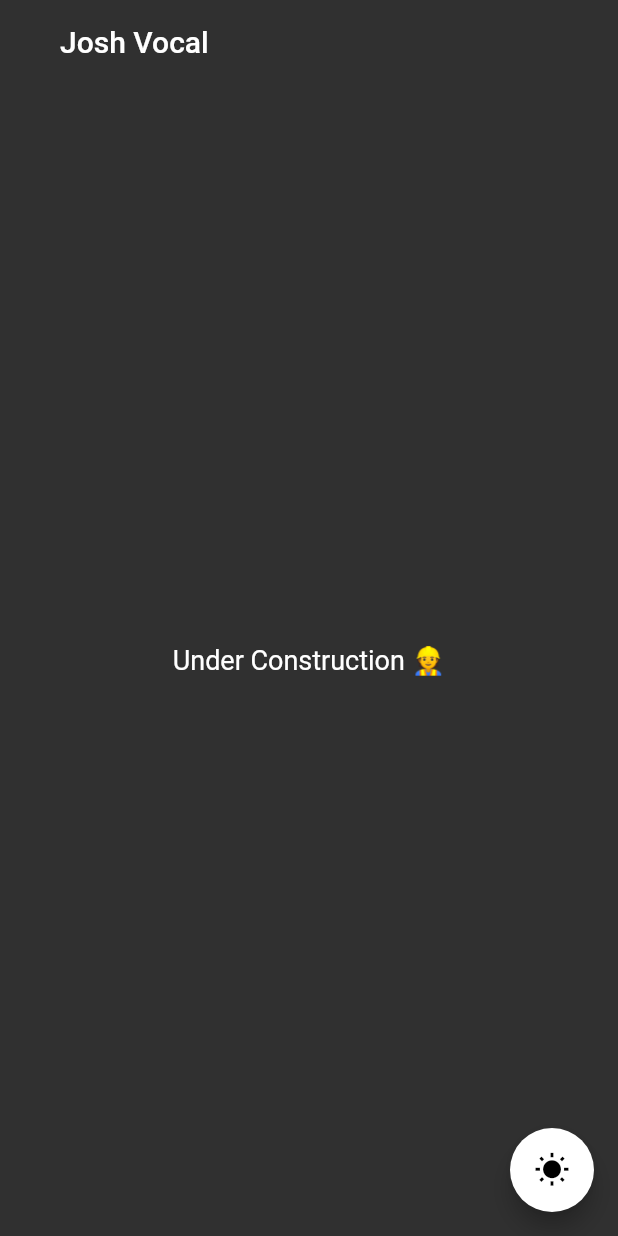
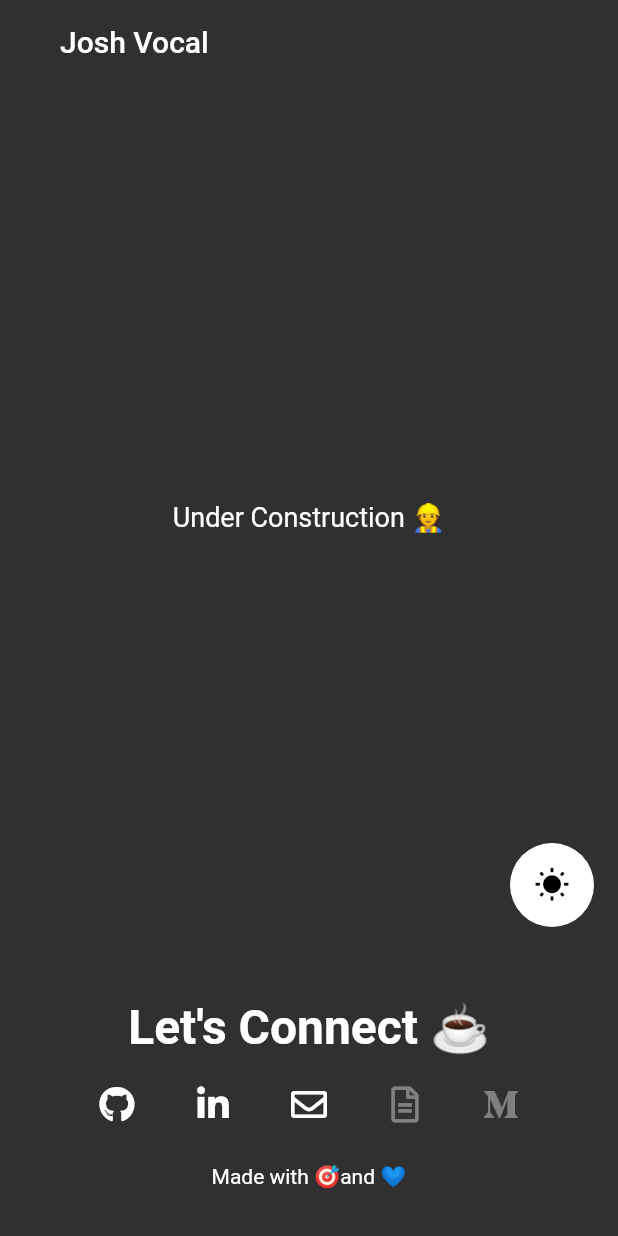
Before and after one commit to joshvocal/joshvocal.dev, a Flutter app: the screen it shows after launch, on a phone screen of 412 x 824 dp. Run offline on Flutter 3.47's test engine with Material 2 defaults, Android fonts, the light colour scheme and no system bars; our stand-ins replace font_awesome_flutter, shared_preferences, url_launcher_web; missing offline and left inert: shared_preferences_web.

Commit message:
Create footer

```diff
--- /dev/null
+++ b/lib/config/strings.dart
@@ -0,0 +1,3 @@
+final String kLinkedInUrl = "https://www.linkedin.com/in/joshvocal/";
+final String kGitHubUrl = "https://www.github.com/joshvocal";
+final String kEmailUrl = "mailto:<test@joshvocal.dev>";
--- a/lib/generated_plugin_registrant.dart
+++ b/lib/generated_plugin_registrant.dart
@@ -4,10 +4,12 @@
 import 'dart:ui';
 
 import 'package:shared_preferences_web/shared_preferences_web.dart';
+import 'package:url_launcher_web/url_launcher_web.dart';
 
 import 'package:flutter_web_plugins/flutter_web_plugins.dart';
 
 void registerPlugins(PluginRegistry registry) {
   SharedPreferencesPlugin.registerWith(registry.registrarFor(SharedPreferencesPlugin));
+  UrlLauncherPlugin.registerWith(registry.registrarFor(UrlLauncherPlugin));
   registry.registerMessageHandler();
 }
--- a/lib/main.dart
+++ b/lib/main.dart
@@ -26,7 +26,7 @@ class WebsiteApp extends StatelessWidget {
     final themeNotifier = Provider.of<ThemeNotifier>(context);
 
     return MaterialApp(
-      title: 'Flutter Demo',
+      title: 'Josh Vocal | Software Engineer',
       debugShowCheckedModeBanner: false,
       theme: themeNotifier.getTheme(),
       home: HomePage(title: 'Josh Vocal'),
--- a/lib/pages/home_page.dart
+++ b/lib/pages/home_page.dart
@@ -1,7 +1,8 @@
 import 'package:flutter/material.dart';
 import 'package:joshvocal_dev/config/themes.dart';
 import 'package:joshvocal_dev/providers/theme_notifier.dart';
-import 'package:joshvocal_dev/widgets/custom_app_bar.dart';
+import 'package:joshvocal_dev/widgets/app_bar_widget.dart';
+import 'package:joshvocal_dev/widgets/footer_widget.dart';
 import 'package:provider/provider.dart';
 
 class HomePage extends StatefulWidget {
@@ -22,7 +23,7 @@ class _HomePageState extends State<HomePage> {
     _darkTheme = (themeNotifier.getTheme() == darkTheme);
 
     return Scaffold(
-      appBar: CustomAppBar(
+      appBar: AppBarWidget(
         widget.title,
       ),
       body: Center(
@@ -38,7 +39,9 @@ class _HomePageState extends State<HomePage> {
           ],
         ),
       ),
+      bottomNavigationBar: FooterWidget(),
       floatingActionButton: FloatingActionButton(
+        elevation: 0,
         onPressed: () {
           themeNotifier.setTheme(lightTheme);
           themeNotifier.onThemeChanged(!_darkTheme, themeNotifier);
--- a/lib/widgets/custom_app_bar.dart
+++ b/lib/widgets/app_bar_widget.dart
@@ -1,7 +1,7 @@
 import 'package:flutter/material.dart';
 
-class CustomAppBar extends StatelessWidget implements PreferredSizeWidget {
-  CustomAppBar(
+class AppBarWidget extends StatelessWidget implements PreferredSizeWidget {
+  AppBarWidget(
     this.title,
   );
 
--- /dev/null
+++ b/lib/widgets/footer_widget.dart
@@ -0,0 +1,65 @@
+import 'package:flutter/material.dart';
+import 'package:font_awesome_flutter/font_awesome_flutter.dart';
+import 'package:joshvocal_dev/config/strings.dart';
+import 'package:url_launcher/url_launcher.dart';
+
+class FooterWidget extends StatelessWidget {
+  @override
+  Widget build(BuildContext context) {
+    return Container(
+      padding: EdgeInsets.all(32),
+      child: Column(
+        mainAxisSize: MainAxisSize.min,
+        children: <Widget>[
+          Padding(
+            padding: EdgeInsets.only(
+              left: 0,
+              right: 0,
+              top: 0,
+              bottom: 8,
+            ),
+            child: Text(
+              'Let\'s Connect ☕️',
+              style: TextStyle(
+                fontSize: 32,
+                fontWeight: FontWeight.bold,
+              ),
+            ),
+          ),
+          Padding(
+            child: Wrap(
+              spacing: 16.0,
+              children: <Widget>[
+                IconButton(
+                  icon: Icon(FontAwesomeIcons.github),
+                  onPressed: () => launch(kGitHubUrl),
+                ),
+                IconButton(
+                  icon: Icon(FontAwesomeIcons.linkedinIn),
+                  onPressed: () => launch(kLinkedInUrl),
+                ),
+                IconButton(
+                  icon: Icon(FontAwesomeIcons.envelope),
+                  onPressed: () => launch(kEmailUrl),
+                ),
+                IconButton(
+                  icon: Icon(FontAwesomeIcons.fileAlt),
+                ),
+                IconButton(
+                  icon: Icon(FontAwesomeIcons.mediumM),
+                ),
+              ],
+            ),
+            padding: EdgeInsets.only(
+              left: 0,
+              right: 0,
+              top: 0,
+              bottom: 16,
+            ),
+          ),
+          Text('Made with 🎯and 💙'),
+        ],
+      ),
+    );
+  }
+}
--- a/pubspec.yaml
+++ b/pubspec.yaml
@@ -14,6 +14,8 @@ dependencies:
   provider: ^3.1.0
   shared_preferences: ^0.5.4+8
   shared_preferences_web: ^0.1.0
+  font_awesome_flutter: ^8.5.0
+  url_launcher: ^5.4.1
 
 dev_dependencies:
   flutter_test:
```
Also changed, not shown: lib/config/themes.dart (line endings or trailing spaces), 1 other file.
